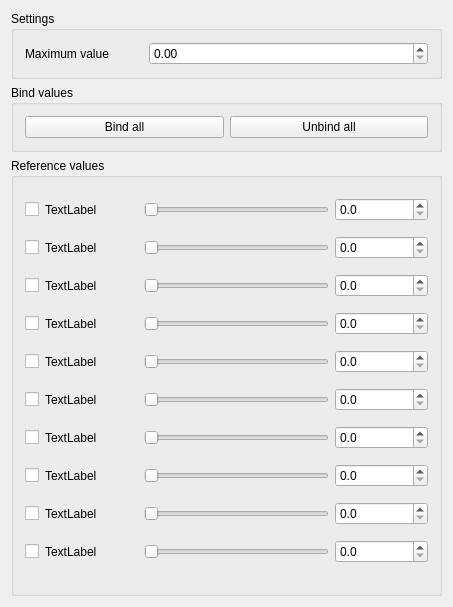
Old version of the form src/joint_sliders/ui/impedance_widget.ui in the repository ADVRHumanoids/robot_monitoring.
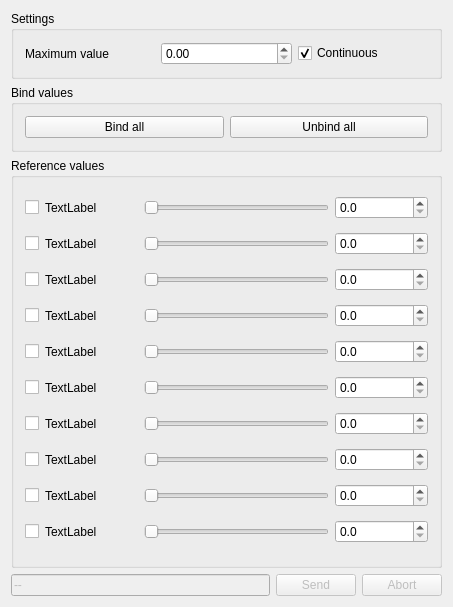
New version of the form.

The edit to the form file:
```diff
--- a/src/joint_sliders/ui/impedance_widget.ui
+++ b/src/joint_sliders/ui/impedance_widget.ui
@@ -13,7 +13,7 @@
   <property name="windowTitle">
    <string>ImpedanceWidget</string>
   </property>
-  <layout class="QVBoxLayout" name="verticalLayout">
+  <layout class="QVBoxLayout" name="verticalLayout" stretch="0,0,0,0">
    <item>
     <widget class="QGroupBox" name="groupBox_2">
      <property name="sizePolicy">
@@ -31,29 +31,26 @@
      <property name="title">
       <string>Settings</string>
      </property>
-     <layout class="QHBoxLayout" name="horizontalLayout" stretch="3">
-      <property name="spacing">
-       <number>200</number>
-      </property>
+     <layout class="QHBoxLayout" name="horizontalLayout">
       <item>
-       <layout class="QFormLayout" name="formLayout">
-        <property name="horizontalSpacing">
-         <number>40</number>
+       <widget class="QLabel" name="label">
+        <property name="text">
+         <string>Maximum value</string>
         </property>
-        <property name="verticalSpacing">
-         <number>40</number>
+       </widget>
+      </item>
+      <item>
+       <widget class="QDoubleSpinBox" name="maxStiffnessSpinbox"/>
+      </item>
+      <item>
+       <widget class="QCheckBox" name="continuousCheckBox">
+        <property name="text">
+         <string>Continuous</string>
         </property>
-        <item row="0" column="0">
-         <widget class="QLabel" name="label">
-          <property name="text">
-           <string>Maximum value</string>
-          </property>
-         </widget>
-        </item>
-        <item row="0" column="1">
-         <widget class="QDoubleSpinBox" name="maxStiffnessSpinbox"/>
-        </item>
-       </layout>
+        <property name="checked">
+         <bool>true</bool>
+        </property>
+       </widget>
       </item>
      </layout>
     </widget>
@@ -472,6 +469,40 @@
      </layout>
     </widget>
    </item>
+   <item>
+    <layout class="QHBoxLayout" name="horizontalLayout_4">
+     <item>
+      <widget class="QLineEdit" name="infoText">
+       <property name="enabled">
+        <bool>false</bool>
+       </property>
+       <property name="text">
+        <string>--</string>
+       </property>
+      </widget>
+     </item>
+     <item>
+      <widget class="QPushButton" name="sendBtn">
+       <property name="enabled">
+        <bool>false</bool>
+       </property>
+       <property name="text">
+        <string>Send</string>
+       </property>
+      </widget>
+     </item>
+     <item>
+      <widget class="QPushButton" name="abortBtn">
+       <property name="enabled">
+        <bool>false</bool>
+       </property>
+       <property name="text">
+        <string>Abort</string>
+       </property>
+      </widget>
+     </item>
+    </layout>
+   </item>
   </layout>
  </widget>
  <layoutdefault spacing="6" margin="11"/>
```
